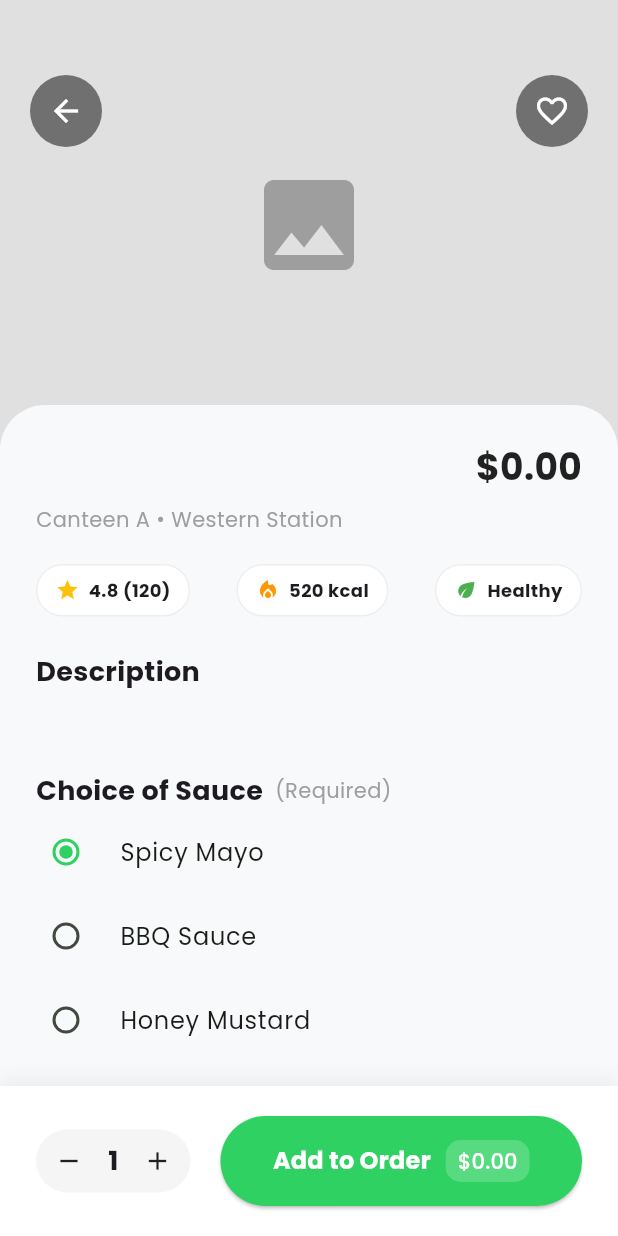
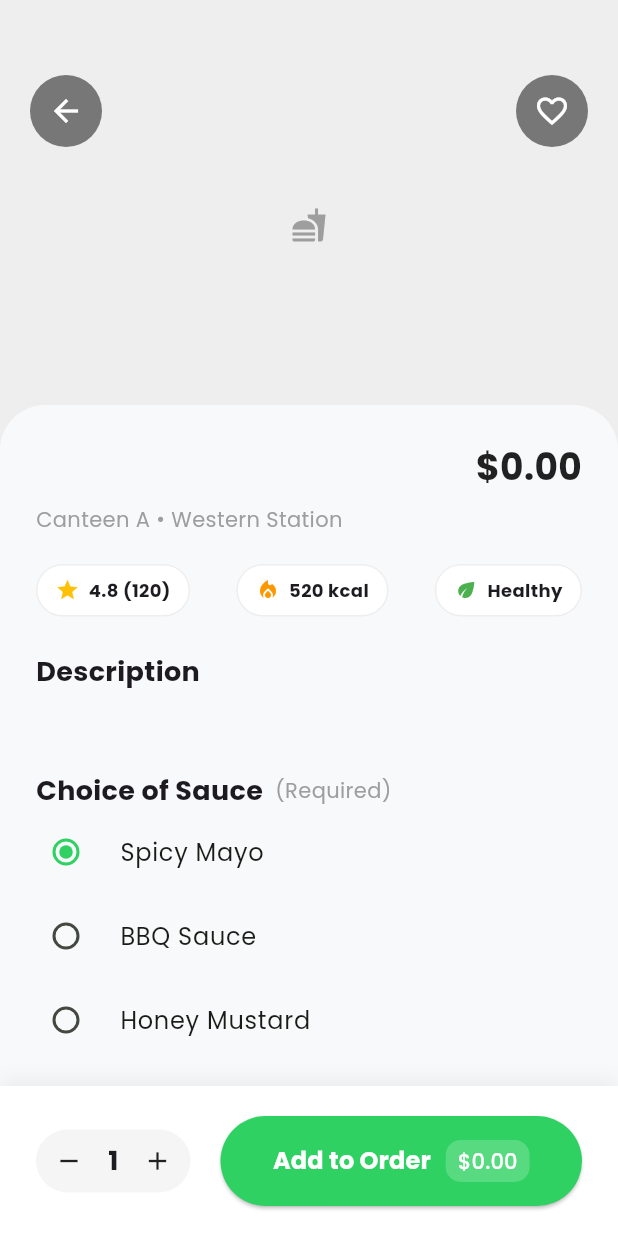
Before and after one commit to PhatMessi/PRM393_FE_Flutter_smart_canteen_mobile, a Flutter app: the ProductDetailScreen screen opened directly with empty values, on a phone screen of 412 x 824 dp. Run offline on Flutter 3.47's test engine with Material 3 defaults, Android fonts, the phone set to English and light mode, and no system bars; our stand-ins replace google_fonts, shared_preferences; accounts and stored records are empty; network calls fail.

Commit message:
fix bug and log

```diff
--- a/lib/main.dart
+++ b/lib/main.dart
@@ -2,7 +2,7 @@ import 'package:flutter/material.dart';
 import 'package:provider/provider.dart';
 import 'package:google_fonts/google_fonts.dart'; // Import Google Fonts
 import 'providers/auth_provider.dart';
-import 'screens/login_screen.dart';
+import 'screens/splash_screen.dart';
 import 'providers/cart_provider.dart';
 import 'providers/order_provider.dart';
 
@@ -38,7 +38,7 @@ class MyApp extends StatelessWidget {
           ),
           scaffoldBackgroundColor: const Color(0xFFF8F9FA), // Màu nền trắng xám nhẹ
         ),
-        home: const LoginScreen(),
+        home: const SplashScreen(),
       ),
     );
   }
--- a/lib/models/menu_item.dart
+++ b/lib/models/menu_item.dart
@@ -38,9 +38,11 @@ class Category {
   Category({required this.categoryId, required this.name});
 
   factory Category.fromJson(Map<String, dynamic> json) {
+    // [FIX] Ưu tiên đọc 'CategoryName' vì đó là tên trường trong DB/API
+    // Nếu không có mới thử đọc 'name' hoặc 'Name'
     return Category(
       categoryId: json['categoryId'] ?? json['CategoryId'] ?? 0,
-      name: json['name'] ?? json['Name'] ?? 'All',
+      name: json['CategoryName'] ?? json['categoryName'] ?? json['name'] ?? json['Name'] ?? 'Unknown',
     );
   }
 }
--- a/lib/screens/product_detail_screen.dart
+++ b/lib/screens/product_detail_screen.dart
@@ -3,6 +3,7 @@ import '../models/menu_item.dart';
 import 'package:provider/provider.dart';
 import '../providers/cart_provider.dart';
 import 'cart_screen.dart';
+import '../utils/image_helper.dart'; // [FIX] Import image helper
 
 // Định nghĩa màu xanh giống trong hình thiết kế
 const Color kPrimaryColor = Color(0xFF2ED162); // Màu xanh lá sáng
@@ -96,20 +97,15 @@ class _ProductDetailScreenState extends State<ProductDetailScreen> {
 
   // Widget hiển thị ảnh Header
   Widget _buildHeaderImage(BuildContext context) {
-    return Container(
+    return SizedBox( // Dùng SizedBox thay Container
       height: 300,
       width: double.infinity,
-      color: Colors.grey[300], // Màu nền tạm khi chưa load ảnh
-      child: widget.menuItem.imageUrl != null && widget.menuItem.imageUrl!.isNotEmpty
-          ? Image.network(
-              widget.menuItem.imageUrl!.startsWith("http")
-                  ? widget.menuItem.imageUrl!
-                  // Xử lý nếu ảnh local host (cần đổi localhost thành IP máy nếu chạy máy thật)
-                  : "http://10.0.2.2:5000${widget.menuItem.imageUrl}",
-              fit: BoxFit.cover,
-              errorBuilder: (ctx, _, __) => const Center(child: Icon(Icons.fastfood, size: 50, color: Colors.grey)),
-            )
-          : const Center(child: Icon(Icons.image, size: 80, color: Colors.grey)),
+      child: buildProductImage(
+        widget.menuItem.imageUrl,
+        width: double.infinity,
+        height: 300,
+        fit: BoxFit.cover,
+      ),
     );
   }
 
--- /dev/null
+++ b/lib/utils/image_helper.dart
@@ -0,0 +1,62 @@
+// Helper widget to handle image loading logic
+import 'package:flutter/material.dart';
+
+Widget buildProductImage(String? imageUrl,
+    {double? width, double? height, BoxFit fit = BoxFit.cover}) {
+  if (imageUrl == null || imageUrl.isEmpty) {
+    return Container(
+      width: width, height: height,
+      color: Colors.grey[200],
+      child: const Icon(Icons.fastfood, color: Colors.grey),
+    );
+  }
+
+  // [FIX] Nếu backend đang trả link demo `example.com` thì map sang asset local
+  // (vì `example.com` sẽ bị CORS/không có ảnh thật -> Flutter Web sẽ không load)
+  String normalized = imageUrl;
+  if (normalized.startsWith('http') && normalized.contains('example.com')) {
+    final uri = Uri.tryParse(normalized);
+    final lastSegment = (uri != null && uri.pathSegments.isNotEmpty)
+        ? uri.pathSegments.last
+        : normalized.split('/').last;
+    const mapping = {
+      'comsuon.jpg': 'com_suon.png',
+      'trasua.jpg': 'tra_sua.png',
+    };
+    normalized = mapping[lastSegment] ?? mapping[lastSegment.toLowerCase()] ?? normalized;
+  }
+
+  // Nếu là URL online
+  if (normalized.startsWith('http')) {
+    return Image.network(
+      normalized,
+      width: width,
+      height: height,
+      fit: fit,
+      errorBuilder: (ctx, err, stack) => Container(
+        width: width,
+        height: height,
+        color: Colors.grey[200],
+        child: const Icon(Icons.broken_image, color: Colors.grey),
+      ),
+    );
+  }
+
+  // Nếu là local asset (tên file)
+  return Image.asset(
+    'assets/images/$normalized',
+    width: width,
+    height: height,
+    fit: fit,
+    errorBuilder: (ctx, err, stack) {
+      // Fallback nếu không tìm thấy ảnh local
+      return Container(
+        width: width,
+        height: height,
+        color: Colors.grey[200],
+        alignment: Alignment.center,
+        child: const Icon(Icons.image_not_supported, color: Colors.grey),
+      );
+    },
+  );
+}
```
Also changed, not shown: lib/providers/auth_provider.dart (+20 -0 lines), lib/screens/home_screen.dart (+13 -14 lines), lib/screens/login_screen.dart (+6 -6 lines), lib/screens/splash_screen.dart (added, +65 -0 lines), assets/images/banner.png (added), assets/images/com_suon.png (added), assets/images/tra_sua.png (added).
